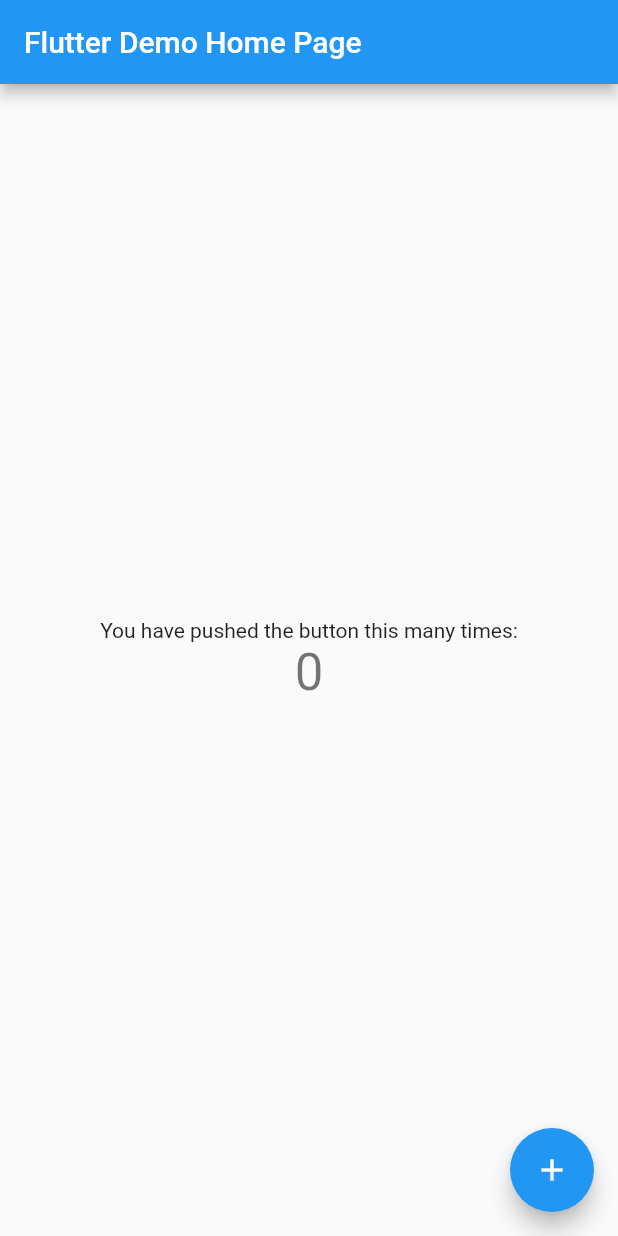
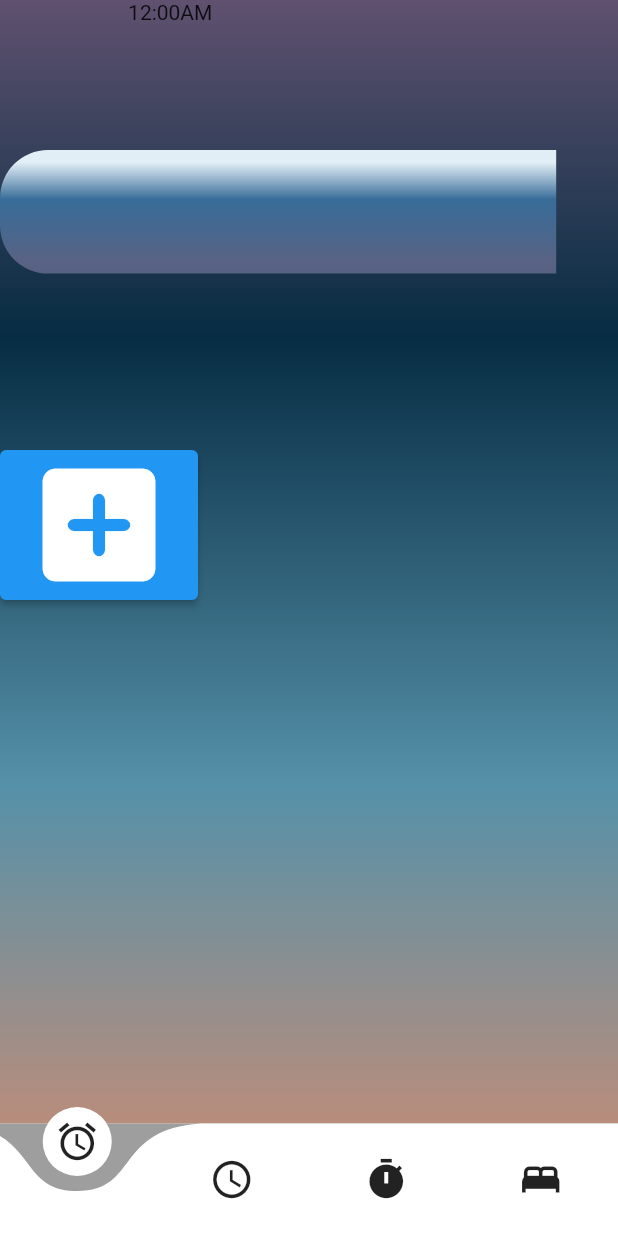
Before and after one commit to FunAndSimple/first_clock_app, a Flutter app: the screen it shows after launch, on a phone screen of 412 x 824 dp. Run offline on Flutter 3.47's test engine with Material 2 defaults, Android fonts, the light colour scheme and no system bars; drawn by our look-alikes of curved_navigation_bar.

Commit message:
Day 1
Things to finish:
BottomNavBar,
Layout in each alarm container,
  Icon to the right corner, text at the
  left
Add alarm button

```diff
--- /dev/null
+++ b/lib/data.dart
@@ -0,0 +1,48 @@
+import 'package:flutter/material.dart';
+
+
+const bgGrad = BoxDecoration(
+    gradient: LinearGradient(
+  begin: Alignment.topCenter,
+  end: Alignment.bottomCenter,
+  stops: [0.0, 0.3, 0.7, 1],
+  colors: [
+    Color(0xFF5F516F),
+    Color(0xFF062C43),
+    Color(0xFF5591A9),
+    Color(0xFFB88D7C),
+  ],
+));
+
+const alarmGrad = BoxDecoration(
+  backgroundBlendMode: BlendMode.screen,
+  shape: BoxShape.rectangle,
+  borderRadius: BorderRadius.only(
+      topLeft: Radius.circular(32), bottomLeft: Radius.circular(32)),
+  gradient: LinearGradient(
+    begin: Alignment.topCenter,
+    end: Alignment.bottomCenter,
+    stops: [0.1, 0.4, 0.9],
+    colors: [
+      Color(0xFFDAE9F1),
+      Color(0xFF104066),
+      Color(0xFF463A4E),
+    ],
+  ),
+);
+
+
+MaterialApp(
+  theme: ThemeData(
+    // splashColor: Colors.amber,
+    textTheme: TextTheme(
+      // 64 36 32 16 10
+      // black  heavy bold
+      headline1: const TextStyle(fontSize: 64, fontWeight: FontWeight.w900, fontFamily: 'SF Pro Display'),
+      headline2: const TextStyle(fontSize: 36, fontWeight: FontWeight.w900, fontFamily: 'SF Pro Display'),
+      bodyText1: const TextStyle(fontSize: 32, fontWeight: FontWeight.w800, fontFamily: 'SF Pro Display'),
+      bodyText2: const TextStyle(fontSize: 16, fontWeight: FontWeight.w800, fontFamily: 'SF Pro Display'),
+      labelSmall: const TextStyle(fontSize: 10, fontWeight: FontWeight.bold, fontFamily: 'SF Pro Display'),
+    ),
+  ),
+)
--- /dev/null
+++ b/lib/homepage.dart
@@ -0,0 +1,91 @@
+import 'package:curved_navigation_bar/curved_navigation_bar.dart';
+import 'package:flutter/material.dart';
+import 'data.dart';
+
+class HomePage extends StatefulWidget {
+  @override
+  State<HomePage> createState() => _HomePageState();
+}
+
+class _HomePageState extends State<HomePage> {
+  @override
+  Widget build(BuildContext context) {
+    double width = MediaQuery.of(context).size.width;
+    double oldHeight = MediaQuery.of(context).size.height;
+    var padding = MediaQuery.of(context).padding;
+    double height = oldHeight - padding.top - padding.bottom;
+
+    return Scaffold(
+      body: Stack(
+        children: [
+          Container(
+            decoration: bgGrad,
+          ),
+          Column(
+            mainAxisSize: MainAxisSize.max,
+            children: [
+              SizedBox(
+                  width: 200,
+                  height: 100,
+                  child: Row(
+                    crossAxisAlignment: CrossAxisAlignment.baseline,
+                    textBaseline: TextBaseline.alphabetic,
+                    children: const [
+                      Text('12:00'),
+                      Text('AM'),
+                    ],
+                  )),
+              Container(
+                alignment: Alignment.centerRight,
+                padding: const EdgeInsets.fromLTRB(32, 0, 0, 0),
+                width: width * 0.9,
+                height: height * 0.1,
+                decoration: alarmGrad,
+                // child: Row(
+                //   children: [
+                //     Column(
+                //       children: const [
+                //         Align(
+                //           alignment: Alignment.centerLeft,
+                //           child: Text('Hi'),
+                //         ),
+                //         Align(
+                //           alignment: Alignment.centerLeft,
+                //           child: Text('Bye'),
+                //         ),
+                //       ],
+                //     ),
+                //     const Align(
+                //         alignment: Alignment.centerRight,
+                //         child: Icon(
+                //           Icons.label,
+                //           size: 40,
+                //         )),
+                //   ],
+                // ),
+              ),
+            ],
+          ),
+          Positioned(
+              top: 300,
+              child: ElevatedButton(
+                  onPressed: () {},
+                  child: const Icon(
+                    Icons.add_box_rounded,
+                    size: 100,
+                  )))
+        ],
+      ),
+      bottomNavigationBar: CurvedNavigationBar(
+        backgroundColor: Colors.grey,
+        items: const [
+          Icon(Icons.alarm, size: 30),
+          Icon(Icons.watch_later_outlined, size: 30),
+          Icon(Icons.timer, size: 30),
+          Icon(Icons.bed, size: 30),
+        ],
+        onTap: (index) {},
+      ),
+    );
+  }
+}
--- a/lib/main.dart
+++ b/lib/main.dart
@@ -1,115 +1,19 @@
 import 'package:flutter/material.dart';
+import 'homepage.dart';
 
-void main() {
-  runApp(const MyApp());
-}
+void main() => runApp(const MyApp());
 
 class MyApp extends StatelessWidget {
   const MyApp({Key? key}) : super(key: key);
 
-  // This widget is the root of your application.
   @override
   Widget build(BuildContext context) {
     return MaterialApp(
-      title: 'Flutter Demo',
-      theme: ThemeData(
-        // This is the theme of your application.
-        //
-        // Try running your application with "flutter run". You'll see the
-        // application has a blue toolbar. Then, without quitting the app, try
-        // changing the primarySwatch below to Colors.green and then invoke
-        // "hot reload" (press "r" in the console where you ran "flutter run",
-        // or simply save your changes to "hot reload" in a Flutter IDE).
-        // Notice that the counter didn't reset back to zero; the application
-        // is not restarted.
-        primarySwatch: Colors.blue,
-      ),
-      home: const MyHomePage(title: 'Flutter Demo Home Page'),
-    );
+        title: 'My Clock App',
+        theme: ThemeData(
+          primarySwatch: Colors.blue,
+        ),
+        home: HomePage(),
+        );
   }
 }
-
-class MyHomePage extends StatefulWidget {
-  const MyHomePage({Key? key, required this.title}) : super(key: key);
-
-  // This widget is the home page of your application. It is stateful, meaning
-  // that it has a State object (defined below) that contains fields that affect
-  // how it looks.
-
-  // This class is the configuration for the state. It holds the values (in this
-  // case the title) provided by the parent (in this case the App widget) and
-  // used by the build method of the State. Fields in a Widget subclass are
-  // always marked "final".
-
-  final String title;
-
-  @override
-  State<MyHomePage> createState() => _MyHomePageState();
-}
-
-class _MyHomePageState extends State<MyHomePage> {
-  int _counter = 0;
-
-  void _incrementCounter() {
-    setState(() {
-      // This call to setState tells the Flutter framework that something has
-      // changed in this State, which causes it to rerun the build method below
-      // so that the display can reflect the updated values. If we changed
-      // _counter without calling setState(), then the build method would not be
-      // called again, and so nothing would appear to happen.
-      _counter++;
-    });
-  }
-
-  @override
-  Widget build(BuildContext context) {
-    // This method is rerun every time setState is called, for instance as done
-    // by the _incrementCounter method above.
-    //
-    // The Flutter framework has been optimized to make rerunning build methods
-    // fast, so that you can just rebuild anything that needs updating rather
-    // than having to individually change instances of widgets.
-    return Scaffold(
-      appBar: AppBar(
-        // Here we take the value from the MyHomePage object that was created by
-        // the App.build method, and use it to set our appbar title.
-        title: Text(widget.title),
-      ),
-      body: Center(
-        // Center is a layout widget. It takes a single child and positions it
-        // in the middle of the parent.
-        child: Column(
-          // Column is also a layout widget. It takes a list of children and
-          // arranges them vertically. By default, it sizes itself to fit its
-          // children horizontally, and tries to be as tall as its parent.
-          //
-          // Invoke "debug painting" (press "p" in the console, choose the
-          // "Toggle Debug Paint" action from the Flutter Inspector in Android
-          // Studio, or the "Toggle Debug Paint" command in Visual Studio Code)
-          // to see the wireframe for each widget.
-          //
-          // Column has various properties to control how it sizes itself and
-          // how it positions its children. Here we use mainAxisAlignment to
-          // center the children vertically; the main axis here is the vertical
-          // axis because Columns are vertical (the cross axis would be
-          // horizontal).
-          mainAxisAlignment: MainAxisAlignment.center,
-          children: <Widget>[
-            const Text(
-              'You have pushed the button this many times:',
-            ),
-            Text(
-              '$_counter',
-              style: Theme.of(context).textTheme.headline4,
-            ),
-          ],
-        ),
-      ),
-      floatingActionButton: FloatingActionButton(
-        onPressed: _incrementCounter,
-        tooltip: 'Increment',
-        child: const Icon(Icons.add),
-      ), // This trailing comma makes auto-formatting nicer for build methods.
-    );
-  }
-}
--- a/pubspec.yaml
+++ b/pubspec.yaml
@@ -27,6 +27,7 @@
 # the latest version available on pub.dev. To see which dependencies have newer
 # versions available, run `flutter pub outdated`.
 dependencies:
+  curved_navigation_bar: ^1.0.3 #latest version
   flutter:
     sdk: flutter
 
```
Also changed, not shown: pubspec.lock.
